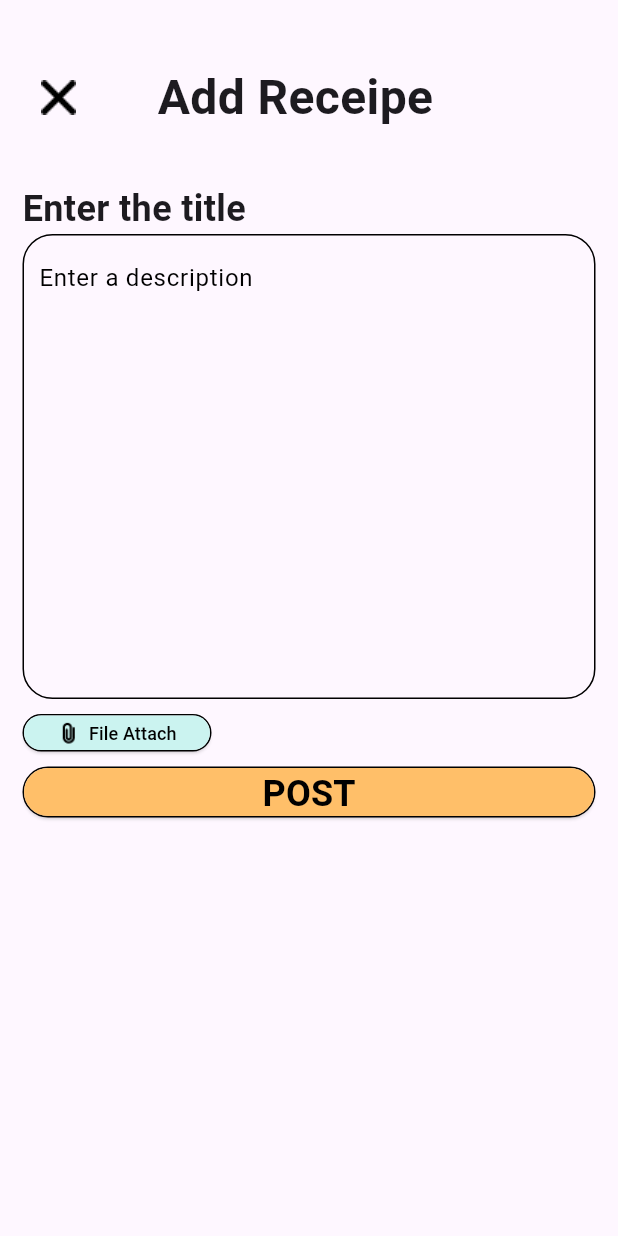
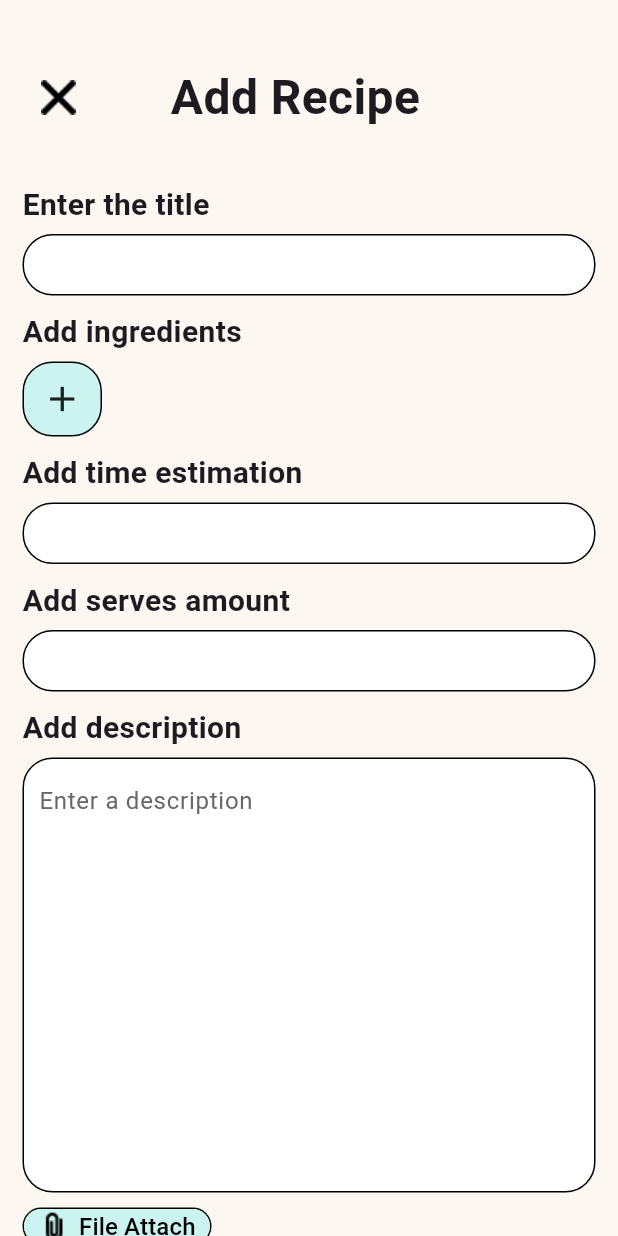
Before and after one commit to Nayaka001/Toss-Taste, a Flutter app: the AddReceipe screen opened directly, on a phone screen of 412 x 824 dp. Run offline on Flutter 3.47's test engine with Material 3 defaults, Android fonts, the phone set to English and light mode, and no system bars; our stand-ins replace file_picker, smooth_page_indicator.

Commit message:
Add : Buat halaman add resep

```diff
--- a/lib/App/Profile/add_receipe.dart
+++ b/lib/App/Profile/add_receipe.dart
@@ -1,17 +1,15 @@
-
 import 'package:file_picker/file_picker.dart';
 import 'package:flutter/cupertino.dart';
 import 'package:flutter/material.dart';
 import 'package:jualan/App/navbar.dart';
 
-class AddReceipe extends StatefulWidget{
+class AddReceipe extends StatefulWidget {
   const AddReceipe({super.key});
   @override
   State<AddReceipe> createState() => _AddReceipe();
-
 }
 
-class _AddReceipe extends State<AddReceipe>{
+class _AddReceipe extends State<AddReceipe> {
   Future<void> _pickFile() async {
     FilePickerResult? result = await FilePicker.platform.pickFiles();
 
@@ -34,25 +32,35 @@ class _AddReceipe extends State<AddReceipe>{
   @override
   Widget build(BuildContext context) {
     return Scaffold(
+      backgroundColor: const Color(0xFFFDF7F1),
       body: Container(
         margin: const EdgeInsets.only(left: 15, right: 15, top: 41),
         child: Column(
           mainAxisAlignment: MainAxisAlignment.start,
           crossAxisAlignment: CrossAxisAlignment.start,
           children: [
-            Row (
+            Row(
               children: [
                 IconButton(
-                  onPressed: (){
-                    Navigator.push(context, MaterialPageRoute(builder: (context) => const BottomNavbar(currentIndex: 3,)));
+                  onPressed: () {
+                    Navigator.push(
+                      context,
+                      MaterialPageRoute(
+                        builder: (context) => const BottomNavbar(currentIndex: 3),
+                      ),
+                    );
                   },
-                  icon: Image.asset('assets/images/close.png', width: 22.85, height: 22.85,),
+                  icon: Image.asset(
+                    'assets/images/close.png',
+                    width: 22.85,
+                    height: 22.85,
+                  ),
                 ),
                 SizedBox(
                   width: MediaQuery.of(context).size.width * 0.65,
                   child: const Center(
                     child: Text(
-                      'Add Receipe',
+                      'Add Recipe',
                       style: TextStyle(
                         fontSize: 32,
                         fontWeight: FontWeight.bold,
@@ -62,13 +70,102 @@ class _AddReceipe extends State<AddReceipe>{
                 ),
               ],
             ),
-            const SizedBox(height: 33,),
-            const Text('Enter the title',
-              style: TextStyle(fontSize: 24, fontWeight: FontWeight.bold,),
+            const SizedBox(height: 33),
+            const Text(
+              'Enter the title',
+              style: TextStyle(fontSize: 20, fontWeight: FontWeight.bold),
             ),
+            const SizedBox(height: 5),
             Container(
-              height: 310,
+              height: 41,
               decoration: BoxDecoration(
+                color: Colors.white,
+                border: Border.all(color: Colors.black),
+                borderRadius: BorderRadius.circular(20),
+              ),
+              child: TextField(
+                decoration: InputDecoration(
+                  border: OutlineInputBorder(
+                    borderRadius: BorderRadius.circular(20),
+                    borderSide: BorderSide.none,
+                  ),
+                  contentPadding: const EdgeInsets.symmetric(horizontal: 10.0),
+                ),
+              ),
+            ),
+            const SizedBox(height: 10),
+            const Text(
+              'Add ingredients',
+              style: TextStyle(fontSize: 20, fontWeight: FontWeight.bold),
+            ),
+            const SizedBox(height: 5),
+            Container(
+              width: 53,
+              height: 50,
+              decoration: BoxDecoration(
+                color: const Color(0xFFCBF3F0),
+                shape: BoxShape.rectangle,
+                borderRadius: BorderRadius.circular(20),
+                border: Border.all(color: Colors.black),
+              ),
+              child: Icon(Icons.add, size: 28, weight: 900),
+            ),
+            const SizedBox(height: 10),
+            const Text(
+              'Add time estimation',
+              style: TextStyle(fontSize: 20, fontWeight: FontWeight.bold),
+            ),
+            const SizedBox(height: 5),
+            Container(
+              height: 41,
+              decoration: BoxDecoration(
+                color: Colors.white,
+                border: Border.all(color: Colors.black),
+                borderRadius: BorderRadius.circular(20),
+              ),
+              child: TextField(
+                decoration: InputDecoration(
+                  border: OutlineInputBorder(
+                    borderRadius: BorderRadius.circular(20),
+                    borderSide: BorderSide.none,
+                  ),
+                  contentPadding: const EdgeInsets.symmetric(horizontal: 10.0),
+                ),
+              ),
+            ),
+            const SizedBox(height: 10),
+            const Text(
+              'Add serves amount',
+              style: TextStyle(fontSize: 20, fontWeight: FontWeight.bold),
+            ),
+            const SizedBox(height: 5),
+            Container(
+              height: 41,
+              decoration: BoxDecoration(
+                color: Colors.white,
+                border: Border.all(color: Colors.black),
+                borderRadius: BorderRadius.circular(20),
+              ),
+              child: TextField(
+                decoration: InputDecoration(
+                  border: OutlineInputBorder(
+                    borderRadius: BorderRadius.circular(20),
+                    borderSide: BorderSide.none,
+                  ),
+                  contentPadding: const EdgeInsets.symmetric(horizontal: 10.0),
+                ),
+              ),
+            ),
+            const SizedBox(height: 10),
+            const Text(
+              'Add description',
+              style: TextStyle(fontSize: 20, fontWeight: FontWeight.bold),
+            ),
+            const SizedBox(height: 5),
+            Container(
+              height: 290,
+              decoration: BoxDecoration(
+                color: Colors.white,
                 border: Border.all(color: Colors.black), // Border luar
                 borderRadius: BorderRadius.circular(20.0),
               ),
@@ -81,7 +178,7 @@ class _AddReceipe extends State<AddReceipe>{
 
                     decoration: const InputDecoration(
                       hintText: 'Enter a description',
-                      hintStyle: TextStyle(color: Colors.black),
+                      hintStyle: TextStyle(color: Color.fromARGB(255, 104, 102, 102)),
                       border: InputBorder.none,
                       contentPadding: EdgeInsets.only(left: 10.0, top: 9.0, right: 10.0),
                     ),
@@ -108,13 +205,13 @@ class _AddReceipe extends State<AddReceipe>{
                   children: [
                     Image.asset(
                       'assets/images/attach.png',
-                      width: 16,
-                      height: 16,
+                      width: 22,
+                      height: 22,
                     ),
                     const SizedBox(width: 5),
                     const Text(
                       'File Attach',
-                      style: TextStyle(fontSize: 12, color: Colors.black),
+                      style: TextStyle(fontSize: 16, color: Colors.black),
                     ),
                   ],
                 ),
```
Also changed, not shown: assets/images/protein_category.png (added), lib/App/Toss/main.dart (line endings or trailing spaces), pubspec.lock.
